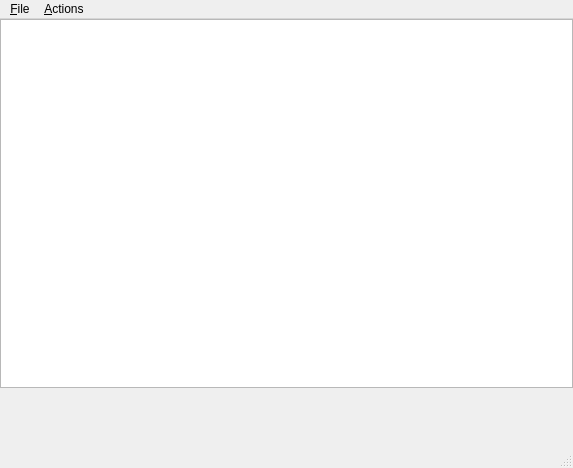
Above: INCode/diagramconfiguration.ui from rknuus/INCode before the change. Below: the same form after it.
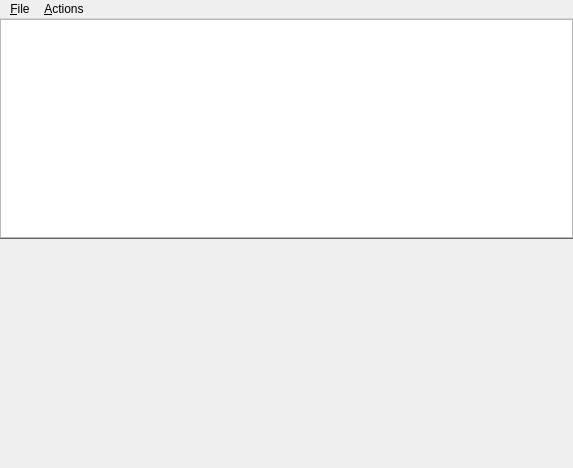
That is the form after the change. Custom widgets are drawn as their Qt base class.

```diff
--- a/INCode/diagramconfiguration.ui
+++ b/INCode/diagramconfiguration.ui
@@ -34,23 +34,69 @@
         </property>
         <item>
           <widget class="QSplitter" name="wrapper">
+      <property name="sizePolicy">
+       <sizepolicy hsizetype="Preferred" vsizetype="Preferred">
+        <horstretch>0</horstretch>
+        <verstretch>0</verstretch>
+       </sizepolicy>
+      </property>
             <property name="orientation">
               <enum>Qt::Vertical</enum>
             </property>
+      <property name="opaqueResize">
+       <bool>false</bool>
+      </property>
+      <property name="handleWidth">
+       <number>1</number>
+      </property>
+      <property name="childrenCollapsible">
+       <bool>true</bool>
+      </property>
             <widget class="QTreeWidget" name="tree_">
-              <attribute name="headerVisible">
-                <bool>false</bool>
-              </attribute>
+       <property name="sizePolicy">
+        <sizepolicy hsizetype="Preferred" vsizetype="Preferred">
+         <horstretch>1</horstretch>
+         <verstretch>1</verstretch>
+        </sizepolicy>
+       </property>
+       <property name="minimumSize">
+        <size>
+         <width>0</width>
+         <height>0</height>
+        </size>
+       </property>
               <property name="horizontalScrollBarPolicy">
                 <enum>Qt::ScrollBarAsNeeded</enum>
               </property>
+       <attribute name="headerVisible">
+        <bool>false</bool>
+       </attribute>
               <column>
                 <property name="text">
                   <string notr="true">1</string>
                 </property>
               </column>
             </widget>
-            <widget class="SvgView" name="svg_view_"></widget>
+      <widget class="SvgView" name="svg_view_" native="true">
+       <property name="sizePolicy">
+        <sizepolicy hsizetype="Preferred" vsizetype="Preferred">
+         <horstretch>1</horstretch>
+         <verstretch>1</verstretch>
+        </sizepolicy>
+       </property>
+       <property name="minimumSize">
+        <size>
+         <width>0</width>
+         <height>200</height>
+        </size>
+       </property>
+       <property name="baseSize">
+        <size>
+         <width>0</width>
+         <height>0</height>
+        </size>
+       </property>
+      </widget>
           </widget>
         </item>
       </layout>
@@ -61,7 +107,7 @@
           <x>0</x>
           <y>0</y>
           <width>573</width>
-          <height>31</height>
+     <height>19</height>
         </rect>
       </property>
       <widget class="QMenu" name="fileMenu_">
@@ -84,7 +130,6 @@
       <addaction name="fileMenu_"/>
       <addaction name="actionsMenu_"/>
     </widget>
-    <widget class="QStatusBar" name="statusbar_" />
     <action name="exitAction_">
       <property name="text">
         <string>E&amp;xit</string>
```
Lines whose indentation alone changed are shown as unchanged.
